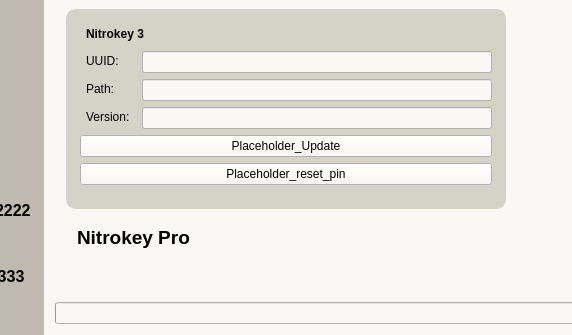
Old version of the form nitropyapp/ui/mainwindow_alternative.ui in the repository Nitrokey/nitrokey-app2; both pictures show x 156 to 728 and y 518 to 853 of the 1313 by 853 pixel window.
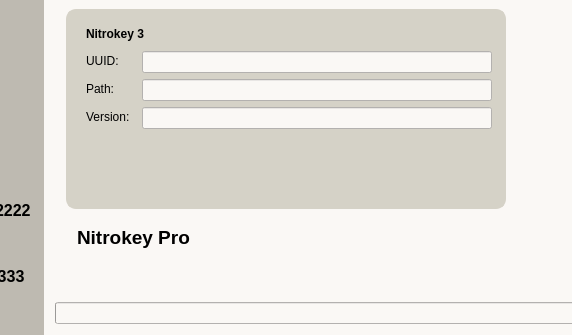
New version of the form. Icons and pictures are not drawn.

Commit message: removed button placeholder

```diff
--- a/nitropyapp/ui/mainwindow_alternative.ui
+++ b/nitropyapp/ui/mainwindow_alternative.ui
@@ -895,19 +895,12 @@
                  </property>
                 </widget>
                </item>
-               <item row="5" column="0" colspan="2">
-                <widget class="QPushButton" name="pushButton_8">
-                 <property name="text">
-                  <string>Placeholder_reset_pin</string>
-                 </property>
-                </widget>
-               </item>
                <item row="4" column="0" colspan="2">
-                <widget class="QPushButton" name="pushButton_10">
-                 <property name="text">
-                  <string>Placeholder_Update</string>
+                <layout class="QVBoxLayout" name="buttonLayout_nk3">
+                 <property name="sizeConstraint">
+                  <enum>QLayout::SetFixedSize</enum>
                  </property>
-                </widget>
+                </layout>
                </item>
               </layout>
              </widget>
```
The commit also changes 3 other files.
